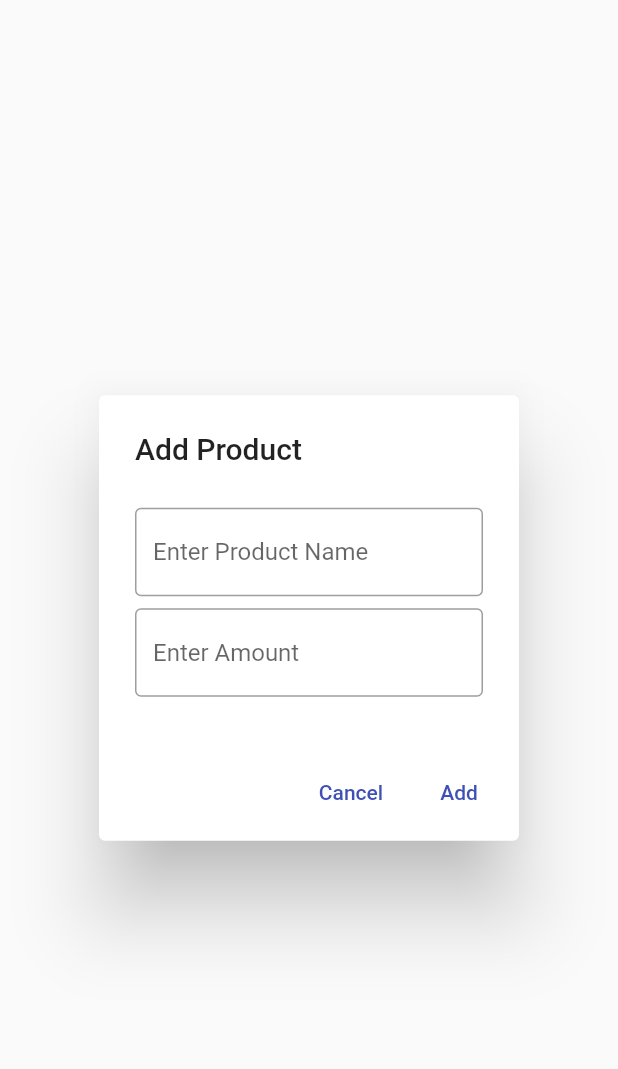
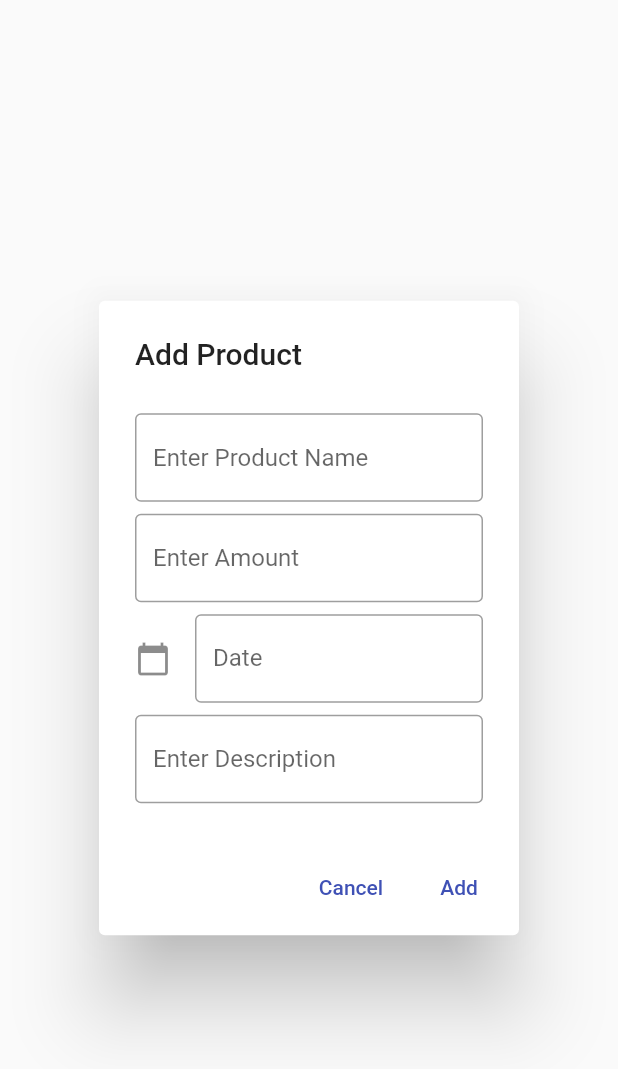
Before and after one commit to novizco-infotech/flutter-hive-demo, a Flutter app: the ProductDialog widget shown alone on an empty page, opened directly, on a phone screen of 412 x 824 dp. Shown: the top 1069 px of the screen. Run offline on Flutter 3.47's test engine with Material 2 defaults, Android fonts, the phone set to English and light mode, and no system bars; our stand-ins replace hive, hive_flutter; accounts and stored records are empty.

Commit message:
complete the project

```diff
--- a/lib/models/product.dart
+++ b/lib/models/product.dart
@@ -13,6 +13,6 @@ class Product extends HiveObject{
   @HiveField(2)
   late DateTime date;
 
-  // @HiveField(3)
-  // late String description;
+  @HiveField(3)
+  late String description;
 }
--- a/lib/pages/homepage.dart
+++ b/lib/pages/homepage.dart
@@ -2,6 +2,7 @@ import 'package:flutter/material.dart';
 import 'package:hive_flutter/hive_flutter.dart';
 import 'package:hiveflutter/models/product.dart';
 import 'package:hiveflutter/widgets/product_dialog.dart';
+import 'package:intl/intl.dart';
 
 import '../boxes.dart';
 
@@ -79,6 +80,7 @@ Widget buildProduct(
     child: ExpansionTile(
       tilePadding: const EdgeInsets.symmetric(horizontal: 24, vertical: 8),
       title: Column(
+        crossAxisAlignment: CrossAxisAlignment.start,
         children: [
           Text(
             "Name : ${product.name}",
@@ -93,8 +95,10 @@ Widget buildProduct(
         ],
       ),
       subtitle: Column(
+        crossAxisAlignment: CrossAxisAlignment.start,
         children: [
-          Text("Date : ${product.date}"),
+          Text("Date : ${DateFormat("dd-MM-yyyy").format(product.date)}"),
+          Text("Date : ${product.description}",maxLines: 2,),
         ],
       ),
       children: [
@@ -114,8 +118,8 @@ Widget buildButtons(BuildContext context, Product product) => Row(
               MaterialPageRoute(
                 builder: (context) => ProductDialog(
                   product: product,
-                  onClickedDone: (name, age) =>
-                      editTransaction(product, name, age),
+                  onClickedDone: (name, amount, date, description) =>
+                      editTransaction(product, name, amount, date, description),
                 ),
               ),
             ),
@@ -124,6 +128,7 @@ Widget buildButtons(BuildContext context, Product product) => Row(
         Expanded(
           child: TextButton.icon(
             label: const Text('Delete'),
+
             icon: const Icon(Icons.delete),
             onPressed: () => deleteTransaction(product),
           ),
@@ -132,16 +137,12 @@ Widget buildButtons(BuildContext context, Product product) => Row(
     );
 
 Future addProduct(
-  String name,
-  //DateTime date,
-  double amount,
-  //String description
-) async {
+    String name, double amount, DateTime date, String description) async {
   final product = Product()
         ..name = name
-        // ..date = date
         ..amount = amount
-      //..description = description
+        ..date = date
+        ..description = description
       ;
   final box = Boxes.getProducts();
   box.add(product);
@@ -152,13 +153,12 @@ Future addProduct(
   // mybox.keys;
 }
 
-void editTransaction(
-  Product product,
-  String newName,
-  double newAmt,
-) {
+void editTransaction(Product product, String newName, double newAmt,
+    DateTime newDate, String newDscrptn) {
   product.name = newName;
   product.amount = newAmt;
+  product.date = newDate;
+  product.description = newDscrptn;
   // final box = Boxes.getStudents();
   // box.put(student.key, student);
   product.save();
--- a/lib/widgets/product_dialog.dart
+++ b/lib/widgets/product_dialog.dart
@@ -1,13 +1,14 @@
 import 'package:flutter/material.dart';
 import 'package:hiveflutter/models/product.dart';
+import 'package:intl/intl.dart';
 
 class ProductDialog extends StatefulWidget {
   final Product? product;
   final Function(
     String name,
-   // DateTime date,
     double amount,
-    //String description,
+    DateTime date,
+    String description,
   ) onClickedDone;
 
   const ProductDialog({
@@ -25,7 +26,8 @@ class _ProductDialogState extends State<ProductDialog> {
   final nameCtrl = TextEditingController();
   final dateCtrl = TextEditingController();
   final amountCtrl = TextEditingController();
-  //final descriptionCtrl = TextEditingController();
+  final descriptionCtrl = TextEditingController();
+  var selectedDate;
 
   @override
   void initState() {
@@ -34,9 +36,10 @@ class _ProductDialogState extends State<ProductDialog> {
     if (widget.product != null) {
       final student = widget.product!;
       nameCtrl.text = student.name;
-      //dateCtrl.text = student.date.toString();
       amountCtrl.text = student.amount.toString();
-     // descriptionCtrl.text = student.description;
+      dateCtrl.text = DateFormat("dd-MM-yyyy").format(student.date);
+      selectedDate = student.date;
+      descriptionCtrl.text = student.description;
     }
   }
 
@@ -45,8 +48,23 @@ class _ProductDialogState extends State<ProductDialog> {
     nameCtrl.dispose();
     dateCtrl.dispose();
     amountCtrl.dispose();
-    //descriptionCtrl.dispose();
+    descriptionCtrl.dispose();
     super.dispose();
+  }
+
+  Future<void> _selectDate(BuildContext context) async {
+    final DateTime? picked = await showDatePicker(
+        context: context,
+        initialDate: DateTime.now(),
+        //initialDatePickerMode: DatePickerMode.day,
+        firstDate: DateTime(2021),
+        lastDate: DateTime(2101));
+    if (picked != null) {
+      setState(() {
+        selectedDate = picked;
+        dateCtrl.text = DateFormat.yMd().format(selectedDate);
+      });
+    }
   }
 
   @override
@@ -63,22 +81,25 @@ class _ProductDialogState extends State<ProductDialog> {
             mainAxisSize: MainAxisSize.min,
             children: <Widget>[
               const SizedBox(height: 8),
-              buildName(),
+              nameField(),
               const SizedBox(height: 8),
-              buildAmt(),
+              amtField(),
               const SizedBox(height: 8),
+              dateField(),
+              const SizedBox(height: 8),
+              descriptionField()
             ],
           ),
         ),
       ),
       actions: <Widget>[
-        buildCancelButton(context),
-        buildAddButton(context, isEditing: isEditing),
+        cancelButton(context),
+        addButton(context, isEditing: isEditing),
       ],
     );
   }
 
-  Widget buildName() => TextFormField(
+  Widget nameField() => TextFormField(
         controller: nameCtrl,
         decoration: const InputDecoration(
           border: OutlineInputBorder(),
@@ -88,7 +109,7 @@ class _ProductDialogState extends State<ProductDialog> {
             name != null && name.isEmpty ? 'Enter Product Name' : null,
       );
 
-  Widget buildAmt() => TextFormField(
+  Widget amtField() => TextFormField(
         decoration: const InputDecoration(
           border: OutlineInputBorder(),
           hintText: 'Enter Amount',
@@ -100,12 +121,40 @@ class _ProductDialogState extends State<ProductDialog> {
         controller: amountCtrl,
       );
 
-  Widget buildCancelButton(BuildContext context) => TextButton(
+  Widget dateField() => GestureDetector(
+        onTap: () => _selectDate(context),
+        child: AbsorbPointer(
+          child: TextFormField(
+            controller: dateCtrl,
+            decoration: const InputDecoration(
+              labelText: "Date",
+              border: OutlineInputBorder(),
+              icon: Icon(Icons.calendar_today),
+            ),
+            validator: (value) {
+              if (value!.isEmpty) return "Please enter a date for your task";
+              return null;
+            },
+          ),
+        ),
+      );
+
+  Widget descriptionField() => TextFormField(
+        controller: descriptionCtrl,
+        decoration: const InputDecoration(
+          border: OutlineInputBorder(),
+          hintText: 'Enter Description',
+        ),
+        validator: (value) =>
+            value != null && value.isEmpty ? 'Enter a Description' : null,
+      );
+
+  Widget cancelButton(BuildContext context) => TextButton(
         child: const Text('Cancel'),
         onPressed: () => Navigator.of(context).pop(),
       );
 
-  Widget buildAddButton(BuildContext context, {required bool isEditing}) {
+  Widget addButton(BuildContext context, {required bool isEditing}) {
     final text = isEditing ? 'Save' : 'Add';
 
     return TextButton(
@@ -115,14 +164,14 @@ class _ProductDialogState extends State<ProductDialog> {
 
         if (isValid) {
           final name = nameCtrl.text;
-          //final date = DateTime.tryParse(dateCtrl.text);
           final amount = double.tryParse(amountCtrl.text);
-          //final description = descriptionCtrl.text;
+          final date = selectedDate;
+          final description = descriptionCtrl.text;
           widget.onClickedDone(
             name,
-           // date!,
             amount!,
-            //description
+            date,
+            description,
           );
           Navigator.of(context).pop();
         }
```
Also changed, not shown: pubspec.yaml (+1 -6 lines), lib/models/product.g.dart, pubspec.lock.
